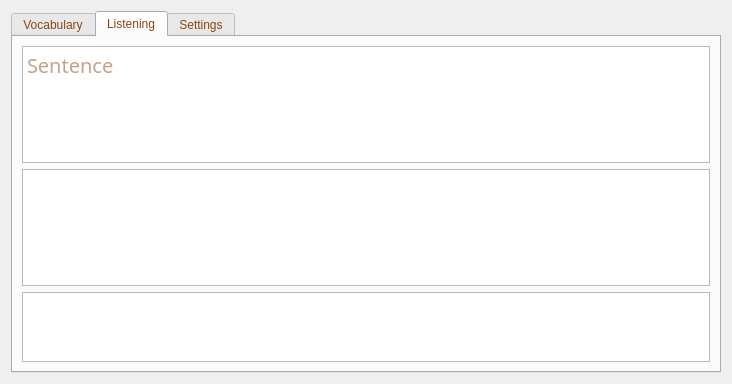
Before: the Qt Designer form ui/EnglishPractice.ui in SuWeipeng/EnglishPractice, drawn with Qt 5.
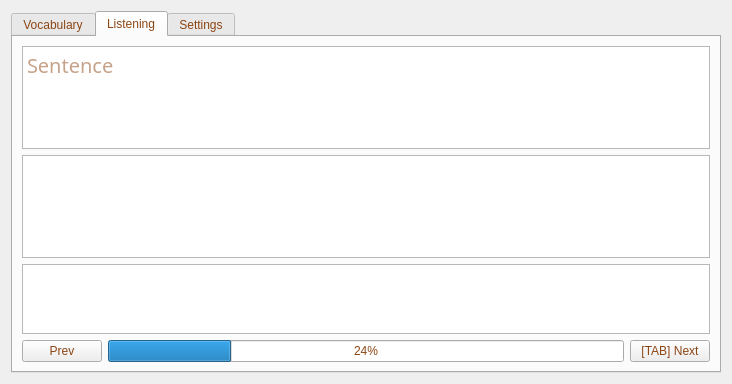
After: the same form once the commit is applied. The open tabs and pages were chosen to show the change.

Commit message: 加入听力练习构架

```diff
--- a/ui/EnglishPractice.ui
+++ b/ui/EnglishPractice.ui
@@ -256,7 +256,7 @@
         <attribute name="title">
          <string>Listening</string>
         </attribute>
-        <layout class="QHBoxLayout" name="horizontalLayout_14">
+        <layout class="QVBoxLayout" name="verticalLayout_10">
          <item>
           <layout class="QVBoxLayout" name="verticalLayout_9">
            <item>
@@ -314,6 +314,31 @@
            </item>
           </layout>
          </item>
+         <item>
+          <layout class="QHBoxLayout" name="horizontalLayout_14">
+           <item>
+            <widget class="QPushButton" name="pushButton_5">
+             <property name="text">
+              <string>Prev</string>
+             </property>
+            </widget>
+           </item>
+           <item>
+            <widget class="QProgressBar" name="progressBar_2">
+             <property name="value">
+              <number>24</number>
+             </property>
+            </widget>
+           </item>
+           <item>
+            <widget class="QPushButton" name="pushButton_6">
+             <property name="text">
+              <string>[TAB] Next</string>
+             </property>
+            </widget>
+           </item>
+          </layout>
+         </item>
         </layout>
        </widget>
        <widget class="QWidget" name="tab_3">
```
Left out of the diff: 6 changed lines with no effect on the pictures. The commit also changes 2 other files.
